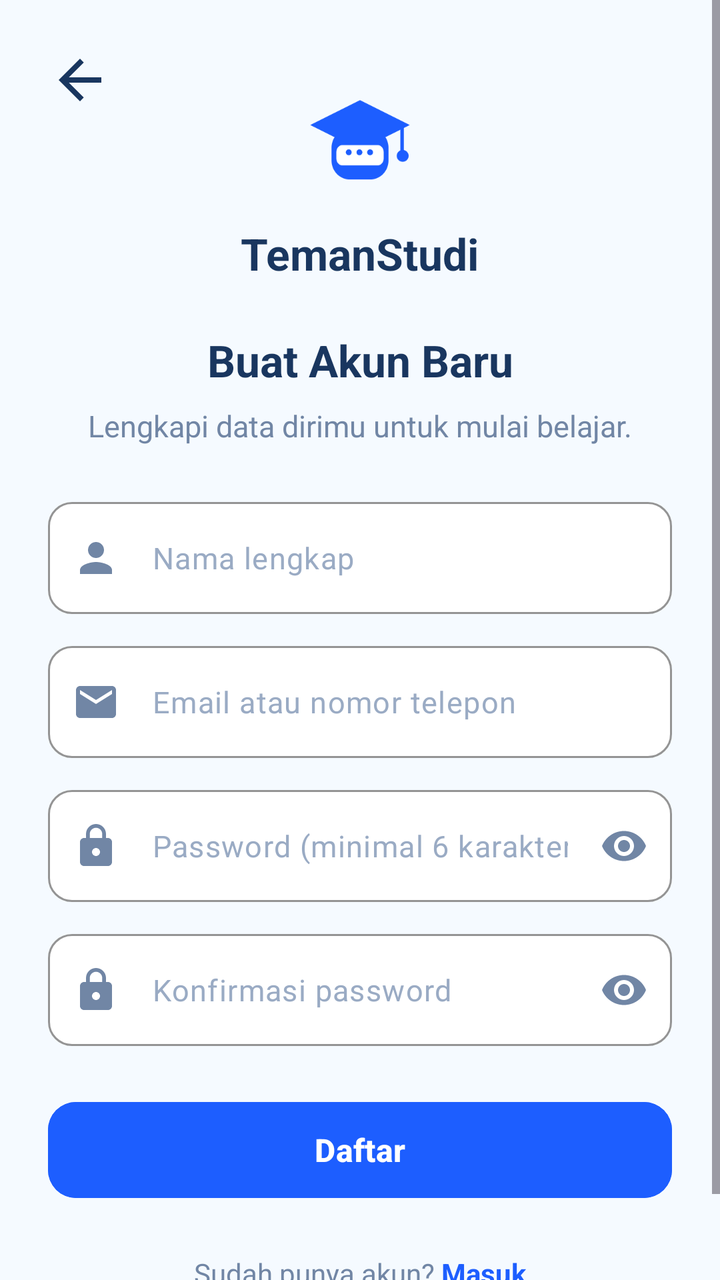
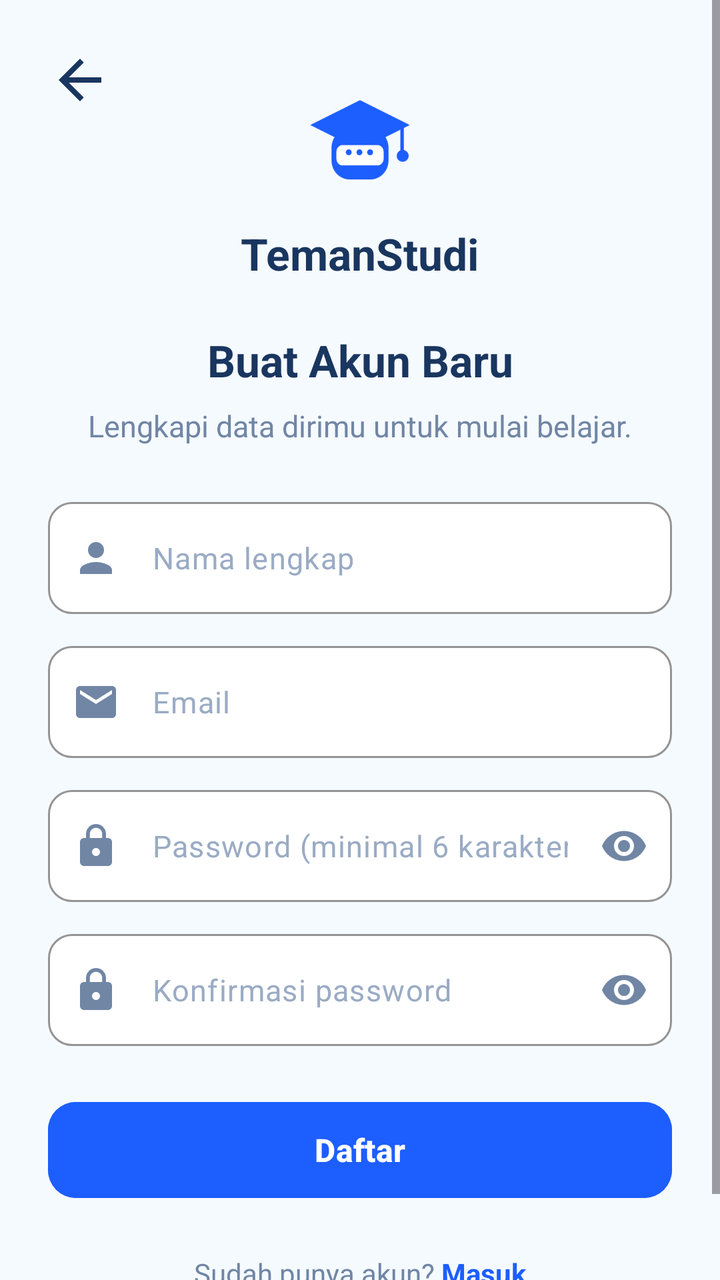

Two renders of the same Android screen: before a commit and after it. Below are the layout's source before the change and the commit's diff.
<!-- AndroidManifest.xml: application theme Theme.TemanStudi -->
<!-- res/layout/activity_register.xml -->
<?xml version="1.0" encoding="utf-8"?>
<ScrollView xmlns:android="http://schemas.android.com/apk/res/android"
    xmlns:app="http://schemas.android.com/apk/res-auto"
    android:layout_width="match_parent"
    android:layout_height="match_parent"
    android:background="#F5FAFF"
    android:fillViewport="true">

    <androidx.constraintlayout.widget.ConstraintLayout
        android:layout_width="match_parent"
        android:layout_height="wrap_content"
        android:padding="24dp">

        
        <ImageView
            android:id="@+id/btnBackRegister"
            android:layout_width="32dp"
            android:layout_height="32dp"
            android:background="?attr/selectableItemBackgroundBorderless"
            android:clickable="true"
            android:contentDescription="Kembali"
            android:focusable="true"
            android:src="@drawable/ic_back"
            app:layout_constraintStart_toStartOf="parent"
            app:layout_constraintTop_toTopOf="parent" />

        
        <ImageView
            android:id="@+id/ivAppLogo"
            android:layout_width="64dp"
            android:layout_height="64dp"
            android:layout_marginTop="16dp"
            android:contentDescription="Logo TemanStudi"
            android:src="@drawable/splash_logo"
            app:layout_constraintEnd_toEndOf="parent"
            app:layout_constraintStart_toStartOf="parent"
            app:layout_constraintTop_toTopOf="parent" />

        <TextView
            android:id="@+id/tvAppName"
            android:layout_width="wrap_content"
            android:layout_height="wrap_content"
            android:layout_marginTop="8dp"
            android:text="TemanStudi"
            android:textColor="#19365F"
            android:textSize="22sp"
            android:textStyle="bold"
            app:layout_constraintEnd_toEndOf="parent"
            app:layout_constraintStart_toStartOf="parent"
            app:layout_constraintTop_toBottomOf="@id/ivAppLogo" />

        <TextView
            android:id="@+id/tvTitle"
            android:layout_width="0dp"
            android:layout_height="wrap_content"
            android:layout_marginTop="24dp"
            android:gravity="center"
            android:text="Buat Akun Baru"
            android:textColor="#19365F"
            android:textSize="22sp"
            android:textStyle="bold"
            app:layout_constraintEnd_toEndOf="parent"
            app:layout_constraintStart_toStartOf="parent"
            app:layout_constraintTop_toBottomOf="@id/tvAppName" />

        <TextView
            android:id="@+id/tvSubtitle"
            android:layout_width="0dp"
            android:layout_height="wrap_content"
            android:layout_marginTop="8dp"
            android:gravity="center"
            android:text="Lengkapi data dirimu untuk mulai belajar."
            android:textColor="#7186A5"
            android:textSize="15sp"
            app:layout_constraintEnd_toEndOf="parent"
            app:layout_constraintStart_toStartOf="parent"
            app:layout_constraintTop_toBottomOf="@id/tvTitle" />

        <com.google.android.material.textfield.TextInputLayout
            android:id="@+id/tilName"
            style="@style/Widget.Material3.TextInputLayout.OutlinedBox"
            android:layout_width="0dp"
            android:layout_height="wrap_content"
            android:layout_marginTop="28dp"
            app:boxBackgroundColor="#FFFFFF"
            app:boxCornerRadiusBottomEnd="12dp"
            app:boxCornerRadiusBottomStart="12dp"
            app:boxCornerRadiusTopEnd="12dp"
            app:boxCornerRadiusTopStart="12dp"
            app:boxStrokeColor="#1D5EFF"
            app:hintEnabled="false"
            app:layout_constraintEnd_toEndOf="parent"
            app:layout_constraintStart_toStartOf="parent"
            app:layout_constraintTop_toBottomOf="@id/tvSubtitle"
            app:startIconDrawable="@drawable/ic_person"
            app:startIconTint="#7186A5">

            <com.google.android.material.textfield.TextInputEditText
                android:id="@+id/etName"
                android:layout_width="match_parent"
                android:layout_height="56dp"
                android:hint="Nama lengkap"
                android:inputType="textPersonName|textCapWords"
                android:textColor="#19365F"
                android:textColorHint="#9AABC4"
                android:textSize="15sp" />
        </com.google.android.material.textfield.TextInputLayout>

        <com.google.android.material.textfield.TextInputLayout
            android:id="@+id/tilEmailRegister"
            style="@style/Widget.Material3.TextInputLayout.OutlinedBox"
            android:layout_width="0dp"
            android:layout_height="wrap_content"
            android:layout_marginTop="16dp"
            app:boxBackgroundColor="#FFFFFF"
            app:boxCornerRadiusBottomEnd="12dp"
            app:boxCornerRadiusBottomStart="12dp"
            app:boxCornerRadiusTopEnd="12dp"
            app:boxCornerRadiusTopStart="12dp"
            app:boxStrokeColor="#1D5EFF"
            app:hintEnabled="false"
            app:layout_constraintEnd_toEndOf="parent"
            app:layout_constraintStart_toStartOf="parent"
            app:layout_constraintTop_toBottomOf="@id/tilName"
            app:startIconDrawable="@drawable/ic_email"
            app:startIconTint="#7186A5">

            <com.google.android.material.textfield.TextInputEditText
                android:id="@+id/etEmailRegister"
                android:layout_width="match_parent"
                android:layout_height="56dp"
                android:hint="Email atau nomor telepon"
                android:inputType="textEmailAddress"
                android:textColor="#19365F"
                android:textColorHint="#9AABC4"
                android:textSize="15sp" />
        </com.google.android.material.textfield.TextInputLayout>

        <com.google.android.material.textfield.TextInputLayout
            android:id="@+id/tilPasswordRegister"
            style="@style/Widget.Material3.TextInputLayout.OutlinedBox"
            android:layout_width="0dp"
            android:layout_height="wrap_content"
            android:layout_marginTop="16dp"
            app:boxBackgroundColor="#FFFFFF"
            app:boxCornerRadiusBottomEnd="12dp"
            app:boxCornerRadiusBottomStart="12dp"
            app:boxCornerRadiusTopEnd="12dp"
            app:boxCornerRadiusTopStart="12dp"
            app:boxStrokeColor="#1D5EFF"
            app:hintEnabled="false"
            app:endIconMode="password_toggle"
            app:endIconTint="#7186A5"
            app:layout_constraintEnd_toEndOf="parent"
            app:layout_constraintStart_toStartOf="parent"
            app:layout_constraintTop_toBottomOf="@id/tilEmailRegister"
            app:startIconDrawable="@drawable/ic_lock"
            app:startIconTint="#7186A5">

            <com.google.android.material.textfield.TextInputEditText
                android:id="@+id/etPasswordRegister"
                android:layout_width="match_parent"
                android:layout_height="56dp"
                android:hint="Password (minimal 6 karakter)"
                android:inputType="textPassword"
                android:textColor="#19365F"
                android:textColorHint="#9AABC4"
                android:textSize="15sp" />
        </com.google.android.material.textfield.TextInputLayout>

        <com.google.android.material.textfield.TextInputLayout
            android:id="@+id/tilConfirmRegister"
            style="@style/Widget.Material3.TextInputLayout.OutlinedBox"
            android:layout_width="0dp"
            android:layout_height="wrap_content"
            android:layout_marginTop="16dp"
            app:boxBackgroundColor="#FFFFFF"
            app:boxCornerRadiusBottomEnd="12dp"
            app:boxCornerRadiusBottomStart="12dp"
            app:boxCornerRadiusTopEnd="12dp"
            app:boxCornerRadiusTopStart="12dp"
            app:boxStrokeColor="#1D5EFF"
            app:hintEnabled="false"
            app:endIconMode="password_toggle"
            app:endIconTint="#7186A5"
            app:layout_constraintEnd_toEndOf="parent"
            app:layout_constraintStart_toStartOf="parent"
            app:layout_constraintTop_toBottomOf="@id/tilPasswordRegister"
            app:startIconDrawable="@drawable/ic_lock"
            app:startIconTint="#7186A5">

            <com.google.android.material.textfield.TextInputEditText
                android:id="@+id/etConfirmPasswordRegister"
                android:layout_width="match_parent"
                android:layout_height="56dp"
                android:hint="Konfirmasi password"
                android:inputType="textPassword"
                android:textColor="#19365F"
                android:textColorHint="#9AABC4"
                android:textSize="15sp" />
        </com.google.android.material.textfield.TextInputLayout>

        
        <Button
            android:id="@+id/btnRegisterAction"
            android:layout_width="0dp"
            android:layout_height="56dp"
            android:layout_marginTop="24dp"
            android:backgroundTint="#1D5EFF"
            android:text="Daftar"
            android:textAllCaps="false"
            android:textColor="#FFFFFF"
            android:textSize="16sp"
            android:textStyle="bold"
            app:cornerRadius="14dp"
            app:layout_constraintEnd_toEndOf="parent"
            app:layout_constraintStart_toStartOf="parent"
            app:layout_constraintTop_toBottomOf="@id/tilConfirmRegister" />

        
        <LinearLayout
            android:layout_width="wrap_content"
            android:layout_height="wrap_content"
            android:layout_marginTop="24dp"
            android:layout_marginBottom="16dp"
            android:orientation="horizontal"
            app:layout_constraintBottom_toBottomOf="parent"
            app:layout_constraintEnd_toEndOf="parent"
            app:layout_constraintStart_toStartOf="parent"
            app:layout_constraintTop_toBottomOf="@id/btnRegisterAction"
            app:layout_constraintVertical_bias="1.0">

            <TextView
                android:layout_width="wrap_content"
                android:layout_height="wrap_content"
                android:text="Sudah punya akun? "
                android:textColor="#7186A5"
                android:textSize="14sp" />

            <TextView
                android:id="@+id/tvLoginLink"
                android:layout_width="wrap_content"
                android:layout_height="wrap_content"
                android:clickable="true"
                android:focusable="true"
                android:text="Masuk"
                android:textColor="#1D5EFF"
                android:textSize="14sp"
                android:textStyle="bold" />
        </LinearLayout>

    </androidx.constraintlayout.widget.ConstraintLayout>
</ScrollView>
<!-- resources referenced by this layout -->
<resources>
  <!-- drawable ic_back (drawable) -->
  <?xml version="1.0" encoding="utf-8"?>
  <vector xmlns:android="http://schemas.android.com/apk/res/android"
      android:width="24dp"
      android:height="24dp"
      android:viewportWidth="24"
      android:viewportHeight="24">
      <path
          android:fillColor="#19365F"
          android:pathData="M20,11H7.83l5.59-5.59L12,4l-8,8 8,8 1.41-1.41L7.83,13H20v-2z" />
  </vector>
  <!-- drawable ic_email (drawable) -->
  <?xml version="1.0" encoding="utf-8"?>
  <vector xmlns:android="http://schemas.android.com/apk/res/android"
      android:width="24dp"
      android:height="24dp"
      android:viewportWidth="24"
      android:viewportHeight="24">
      <path
          android:fillColor="#7186A5"
          android:pathData="M20,4H4C2.9,4 2.01,4.9 2.01,6L2,18c0,1.1 0.9,2 2,2h16c1.1,0 2,-0.9 2,-2V6C22,4.9 21.1,4 20,4zM20,8l-8,5 -8,-5V6l8,5 8,-5V8z" />
  </vector>
  <!-- drawable ic_lock (drawable) -->
  <?xml version="1.0" encoding="utf-8"?>
  <vector xmlns:android="http://schemas.android.com/apk/res/android"
      android:width="24dp"
      android:height="24dp"
      android:viewportWidth="24"
      android:viewportHeight="24">
      <path
          android:fillColor="#7186A5"
          android:pathData="M18,8h-1V6c0,-2.76 -2.24,-5 -5,-5S7,3.24 7,6v2H6c-1.1,0 -2,0.9 -2,2v10c0,1.1 0.9,2 2,2h12c1.1,0 2,-0.9 2,-2V10c0,-1.1 -0.9,-2 -2,-2zm-6,9c-1.1,0 -2,-0.9 -2,-2s0.9,-2 2,-2 2,0.9 2,2 -0.9,2 -2,2zm3.1,-9H8.9V6c0,-1.71 1.39,-3.1 3.1,-3.1 1.71,0 3.1,1.39 3.1,3.1v2z" />
  </vector>
  <!-- drawable ic_person (drawable) -->
  <?xml version="1.0" encoding="utf-8"?>
  <vector xmlns:android="http://schemas.android.com/apk/res/android"
      android:width="24dp"
      android:height="24dp"
      android:viewportWidth="24"
      android:viewportHeight="24">
      <path
          android:fillColor="#7186A5"
          android:pathData="M12,12c2.21,0 4-1.79 4-4s-1.79-4 -4-4 -4 1.79-4 4 1.79,4 4,4zm0,2c-2.67,0 -8,1.34 -8,4v2h16v-2c0,-2.66 -5.33,-4 -8,-4z" />
  </vector>
  <!-- drawable splash_logo (drawable) -->
  <?xml version="1.0" encoding="utf-8"?>
  <vector xmlns:android="http://schemas.android.com/apk/res/android"
      android:width="108dp"
      android:height="108dp"
      android:viewportWidth="108"
      android:viewportHeight="108">
  
      
      <path
          android:fillColor="#1D5EFF"
          android:pathData="M30,57 C30,48 37,41 46,41 L62,41 C71,41 78,48 78,57 L78,68 C78,77 71,84 62,84 L46,84 C37,84 30,77 30,68 Z" />
  
      
      <path
          android:fillColor="#1D5EFF"
          android:pathData="M12,38 L54,17 L96,38 L54,59 Z" />
  
      
      <path
          android:fillColor="#1D5EFF"
          android:pathData="M88,40 L91,40 L91,62 L88,62 Z" />
  
      <path
          android:fillColor="#1D5EFF"
          android:pathData="M85,64 A5,5 0,1 0,95 64 A5,5 0,1 0,85 64" />
  
      
      <path
          android:fillColor="#FFFFFF"
          android:pathData="M39,55 L69,55 C72,55 74,58 74,61 L74,66 C74,69 72,72 69,72 L39,72 C36,72 34,69 34,66 L34,61 C34,58 36,55 39,55 Z" />
  
      
      <path
          android:fillColor="#1D5EFF"
          android:pathData="M42,61 A2.5,2.5 0,1 0,47 61 A2.5,2.5 0,1 0,42 61" />
  
      <path
          android:fillColor="#1D5EFF"
          android:pathData="M51,61 A2.5,2.5 0,1 0,56 61 A2.5,2.5 0,1 0,51 61" />
  
      <path
          android:fillColor="#1D5EFF"
          android:pathData="M60,61 A2.5,2.5 0,1 0,65 61 A2.5,2.5 0,1 0,60 61" />
  
  </vector>
  <style name="Theme.TemanStudi" parent="Base.Theme.TemanStudi" />
  <style name="Base.Theme.TemanStudi" parent="Theme.Material3.DayNight.NoActionBar">
  
          <item name="colorPrimary">#1D5EFF</item>
          <item name="colorOnPrimary">#FFFFFF</item>
  
          <item name="android:statusBarColor">#F5FAFF</item>
          <item name="android:navigationBarColor">#F5FAFF</item>
          <item name="android:windowLightStatusBar">true</item>
  
      </style>
</resources>

<!-- the commit's change to res/layout/activity_register.xml (unified diff, before → after) -->
@@ -1,4 +1,4 @@
-<?xml version="1.0" encoding="utf-8"?>
+﻿<?xml version="1.0" encoding="utf-8"?>
 <ScrollView xmlns:android="http://schemas.android.com/apk/res/android"
     xmlns:app="http://schemas.android.com/apk/res-auto"
     android:layout_width="match_parent"
@@ -129,7 +129,7 @@
                 android:id="@+id/etEmailRegister"
                 android:layout_width="match_parent"
                 android:layout_height="56dp"
-                android:hint="Email atau nomor telepon"
+                android:hint="Email"
                 android:inputType="textEmailAddress"
                 android:textColor="#19365F"
                 android:textColorHint="#9AABC4"
